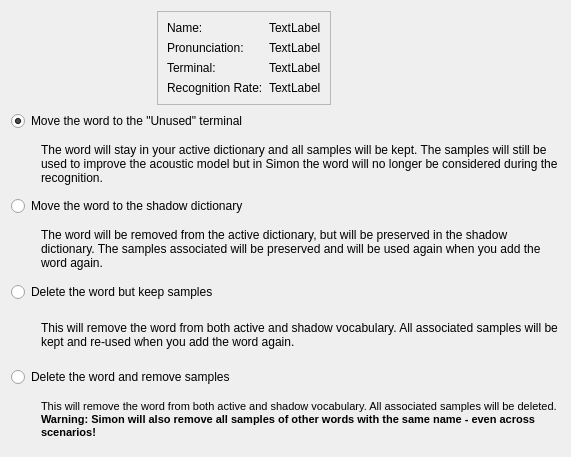
KDE/simon, file simon/src/simonmodelmanagementui/removeword.ui: the form before one commit.
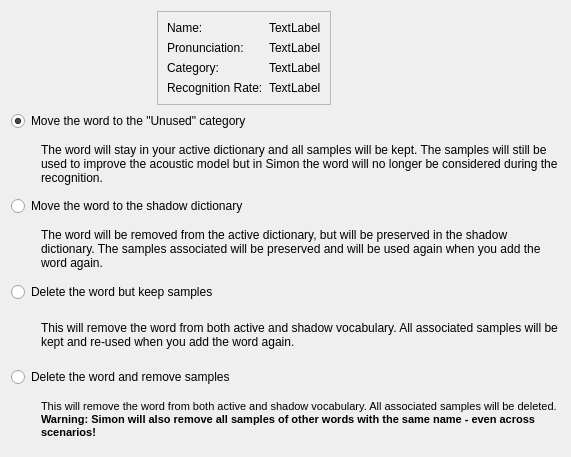
The form after the commit.

Commit message: Deprecating "terminal" in favor of "category"

Diff of the .ui file:
```diff
--- a/simon/src/simonmodelmanagementui/removeword.ui
+++ b/simon/src/simonmodelmanagementui/removeword.ui
@@ -69,7 +69,7 @@
         <item row="2" column="0">
          <widget class="QLabel" name="lbTerminalD">
           <property name="text">
-           <string comment="Grammar category of the word">Terminal:</string>
+           <string comment="Grammar category of the word">Category:</string>
           </property>
          </widget>
         </item>
@@ -150,7 +150,7 @@
    <item>
     <widget class="QRadioButton" name="rbTerminal">
      <property name="text">
-      <string>Move the word to the &quot;Unused&quot; terminal</string>
+      <string>Move the word to the &quot;Unused&quot; category</string>
      </property>
      <property name="checked">
       <bool>true</bool>
```
Left out of the diff: 8 changed lines with no effect on the pictures. The commit also changes 88 other files.
